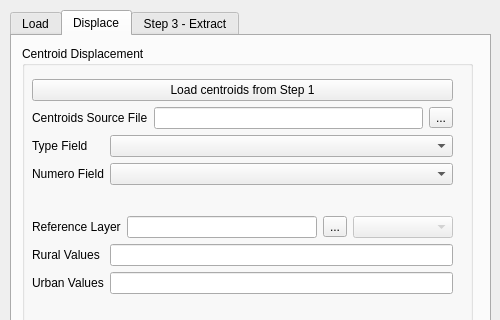
Before: the Qt Designer form plugin/mgp_dialog.ui in unicef-drp/mics-geocoding, drawn with Qt 5; both pictures show x 0 to 500 and y 133 to 453 of the 500 by 724 pixel window.
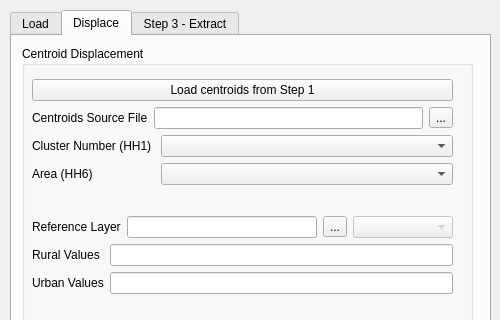
After: the same form once the commit is applied. The open tabs and pages were chosen to show the change.

Commit message: feat(ui): [21 -> 25] centroids file description name and tooltips udpated

The edit to the form file:
```diff
--- a/plugin/mgp_dialog.ui
+++ b/plugin/mgp_dialog.ui
@@ -283,24 +283,24 @@
           <item>
            <layout class="QFormLayout" name="formLayout_5">
             <item row="0" column="0">
-             <widget class="QLabel" name="centroidsLayerTypeFieldLabel">
+             <widget class="QLabel" name="centroidsLayerNumeroFieldLabel">
               <property name="text">
-               <string>Type Field</string>
+               <string>Cluster Number (HH1) </string>
               </property>
              </widget>
             </item>
             <item row="0" column="1">
-             <widget class="QComboBox" name="centroidsLayerTypeFieldComboBox"/>
+             <widget class="QComboBox" name="centroidsLayerNumeroFieldComboBox"/>
             </item>
             <item row="1" column="0">
-             <widget class="QLabel" name="centroidsLayerNumeroFieldLabel">
+             <widget class="QLabel" name="centroidsLayerTypeFieldLabel">
               <property name="text">
-               <string>Numero Field</string>
+               <string>Area (HH6)</string>
               </property>
              </widget>
             </item>
             <item row="1" column="1">
-             <widget class="QComboBox" name="centroidsLayerNumeroFieldComboBox"/>
+             <widget class="QComboBox" name="centroidsLayerTypeFieldComboBox"/>
             </item>
            </layout>
           </item>
```
The commit also changes 3 other files.
